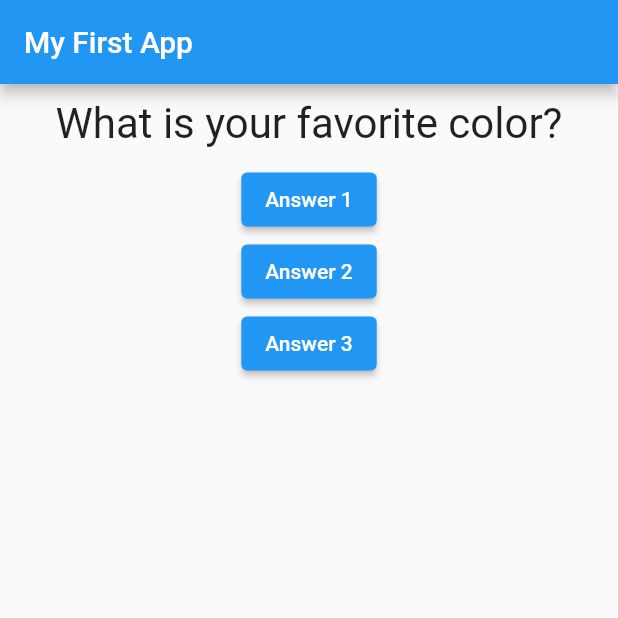
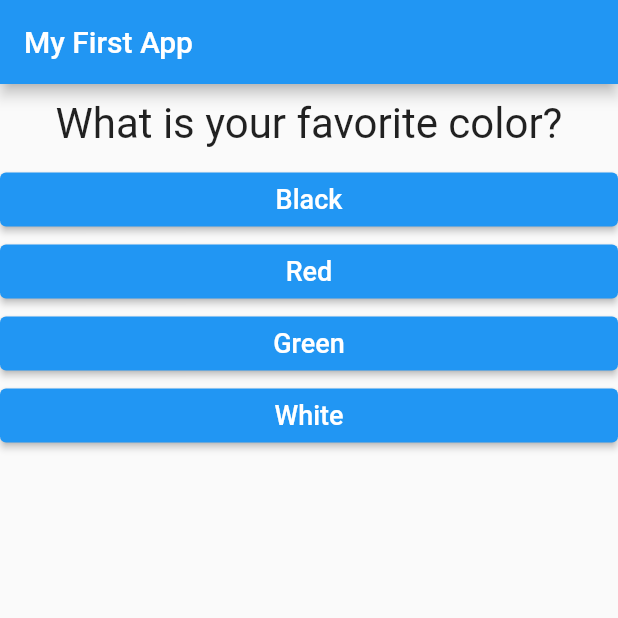
Before and after one commit to Efaayin/flutter-basics, a Flutter app: the screen it shows after launch, on a phone screen of 412 x 824 dp, the top half of it. Run offline on Flutter 3.47's test engine with Material 2 defaults, Android fonts, the phone set to English and light mode, and no system bars.

Commit message:
more updates

```diff
--- a/lib/answer.dart
+++ b/lib/answer.dart
@@ -0,0 +1,30 @@
+import 'package:flutter/material.dart';
+
+class Answer extends StatelessWidget {
+
+  final Function selectHandler;
+  final String answerText;
+
+  Answer(this.selectHandler, this.answerText);
+
+  @override
+  Widget build(BuildContext context) {
+    return Container(
+      width: double.infinity,
+      child: ElevatedButton(
+        style: ElevatedButton.styleFrom(
+          primary: Colors.blue,
+        ),
+        // color: Colors.blue,
+        child: Text(
+          answerText,
+          style: TextStyle(
+            color: Colors.white,
+            fontSize: 18,
+          ),
+        ),
+        onPressed: selectHandler,
+      )
+    );
+  }
+}
--- a/lib/main.dart
+++ b/lib/main.dart
@@ -1,6 +1,7 @@
 import 'package:flutter/material.dart';
 
 import './question.dart';
+import './answer.dart';
 
 void main() {
   runApp(MyApp());
@@ -30,9 +31,22 @@ class _MyAppState extends State<MyApp> {
   @override
   Widget build(BuildContext context) {
     var questions = [
-      'What is your favorite color?',
-      "What's your favorite animal?",
+      {
+        'questionText': 'What is your favorite color?',
+        'answers': ['Black', 'Red', 'Green', 'White'],
+      },
+
+      {
+        'questionText': "What's your favorite animal?",
+        'answers': ['Lion', 'Cat', 'Cow', 'Dog'],
+      },
+
+      {
+        'questionText': "Who's your favorite instructor?",
+        'answers': ['Dev Ed', 'Tech Lead', 'Brad', 'Max'],
+      },
     ];
+
     return MaterialApp(
         home: Scaffold(
       appBar: AppBar(
@@ -40,19 +54,15 @@ class _MyAppState extends State<MyApp> {
       ),
       body: Column(
         children: [
-          Question(questions[_questionIndex]),
-          ElevatedButton(
-            child: Text('Answer 1'),
-            onPressed: _answerQuestion
+          Question(
+            questions[_questionIndex]['questionText']
           ),
-          ElevatedButton(
-            child: Text('Answer 2'),
-            onPressed: _answerQuestion
-          ),
-          ElevatedButton(
-            child: Text('Answer 3'),
-            onPressed: _answerQuestion
-          ),
+          ...(questions[_questionIndex]['answers'] as List<String>).map((answer) {
+            return Answer(_answerQuestion ,answer);
+          }).toList()
+        //   Answer(_answerQuestion),
+        //   Answer(_answerQuestion),
+        //   Answer(_answerQuestion),
         ],
       ),
     ));
```
